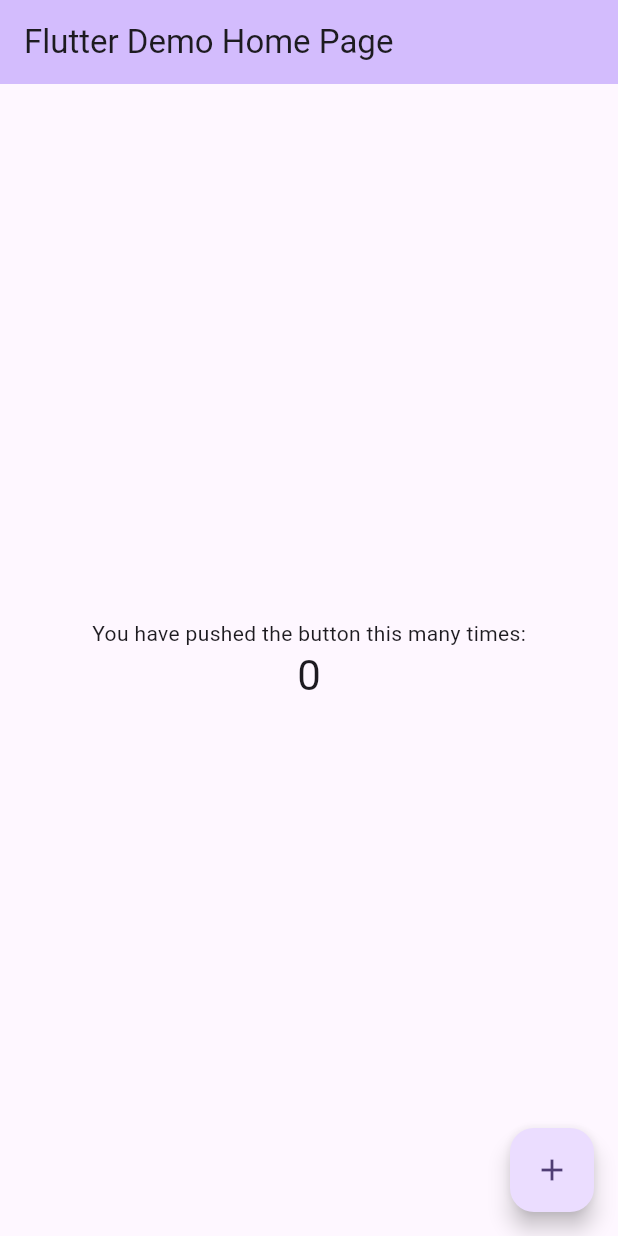
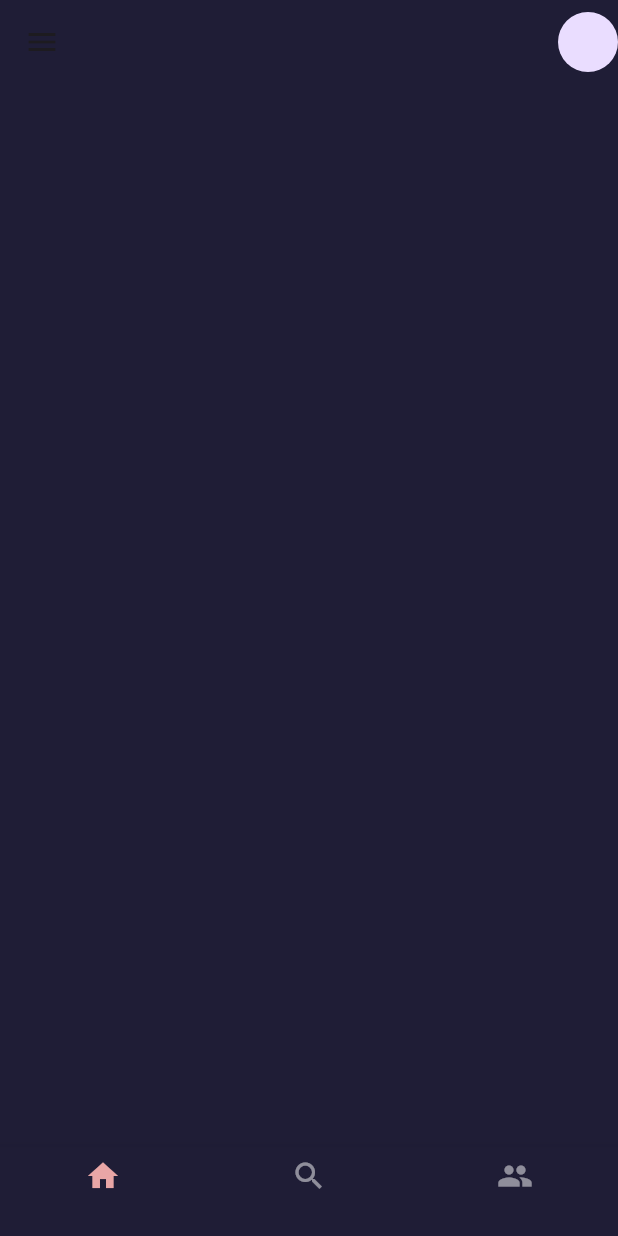
Before and after one commit to alexandrefscampos/MATC89-Violin, a Flutter app: the screen it shows after launch, on a phone screen of 412 x 824 dp. Run offline on Flutter 3.47's test engine with Material 3 defaults, Android fonts, the phone set to English and light mode, and no system bars.

Commit message:
creating startup of home

```diff
--- /dev/null
+++ b/lib/app.dart
@@ -0,0 +1,18 @@
+import 'package:flutter/material.dart';
+import 'package:violin/pages/home_page.dart';
+
+class MyApp extends StatelessWidget {
+  const MyApp({super.key});
+
+  // This widget is the root of your application.
+  @override
+  Widget build(BuildContext context) {
+    return MaterialApp(
+      title: 'Flutter Demo',
+      theme: ThemeData(
+        primarySwatch: Colors.deepPurple,
+      ),
+      home: const HomePage(),
+    );
+  }
+}
--- /dev/null
+++ b/lib/core/colors.dart
@@ -0,0 +1,8 @@
+import 'package:flutter/material.dart';
+
+class VColors {
+  static const primary = Color(0xff1F1D36);
+  static const secondary = Color(0xffE9A6A6);
+  static const tertiary = Color(0xff9C4A8B);
+  static const white = Color(0xffffffff);
+}
--- a/lib/main.dart
+++ b/lib/main.dart
@@ -1,125 +1,6 @@
 import 'package:flutter/material.dart';
+import 'package:violin/app.dart';
 
 void main() {
   runApp(const MyApp());
 }
-
-class MyApp extends StatelessWidget {
-  const MyApp({super.key});
-
-  // This widget is the root of your application.
-  @override
-  Widget build(BuildContext context) {
-    return MaterialApp(
-      title: 'Flutter Demo',
-      theme: ThemeData(
-        // This is the theme of your application.
-        //
-        // TRY THIS: Try running your application with "flutter run". You'll see
-        // the application has a purple toolbar. Then, without quitting the app,
-        // try changing the seedColor in the colorScheme below to Colors.green
-        // and then invoke "hot reload" (save your changes or press the "hot
-        // reload" button in a Flutter-supported IDE, or press "r" if you used
-        // the command line to start the app).
-        //
-        // Notice that the counter didn't reset back to zero; the application
-        // state is not lost during the reload. To reset the state, use hot
-        // restart instead.
-        //
-        // This works for code too, not just values: Most code changes can be
-        // tested with just a hot reload.
-        colorScheme: ColorScheme.fromSeed(seedColor: Colors.deepPurple),
-        useMaterial3: true,
-      ),
-      home: const MyHomePage(title: 'Flutter Demo Home Page'),
-    );
-  }
-}
-
-class MyHomePage extends StatefulWidget {
-  const MyHomePage({super.key, required this.title});
-
-  // This widget is the home page of your application. It is stateful, meaning
-  // that it has a State object (defined below) that contains fields that affect
-  // how it looks.
-
-  // This class is the configuration for the state. It holds the values (in this
-  // case the title) provided by the parent (in this case the App widget) and
-  // used by the build method of the State. Fields in a Widget subclass are
-  // always marked "final".
-
-  final String title;
-
-  @override
-  State<MyHomePage> createState() => _MyHomePageState();
-}
-
-class _MyHomePageState extends State<MyHomePage> {
-  int _counter = 0;
-
-  void _incrementCounter() {
-    setState(() {
-      // This call to setState tells the Flutter framework that something has
-      // changed in this State, which causes it to rerun the build method below
-      // so that the display can reflect the updated values. If we changed
-      // _counter without calling setState(), then the build method would not be
-      // called again, and so nothing would appear to happen.
-      _counter++;
-    });
-  }
-
-  @override
-  Widget build(BuildContext context) {
-    // This method is rerun every time setState is called, for instance as done
-    // by the _incrementCounter method above.
-    //
-    // The Flutter framework has been optimized to make rerunning build methods
-    // fast, so that you can just rebuild anything that needs updating rather
-    // than having to individually change instances of widgets.
-    return Scaffold(
-      appBar: AppBar(
-        // TRY THIS: Try changing the color here to a specific color (to
-        // Colors.amber, perhaps?) and trigger a hot reload to see the AppBar
-        // change color while the other colors stay the same.
-        backgroundColor: Theme.of(context).colorScheme.inversePrimary,
-        // Here we take the value from the MyHomePage object that was created by
-        // the App.build method, and use it to set our appbar title.
-        title: Text(widget.title),
-      ),
-      body: Center(
-        // Center is a layout widget. It takes a single child and positions it
-        // in the middle of the parent.
-        child: Column(
-          // Column is also a layout widget. It takes a list of children and
-          // arranges them vertically. By default, it sizes itself to fit its
-          // children horizontally, and tries to be as tall as its parent.
-          //
-          // Column has various properties to control how it sizes itself and
-          // how it positions its children. Here we use mainAxisAlignment to
-          // center the children vertically; the main axis here is the vertical
-          // axis because Columns are vertical (the cross axis would be
-          // horizontal).
-          //
-          // TRY THIS: Invoke "debug painting" (choose the "Toggle Debug Paint"
-          // action in the IDE, or press "p" in the console), to see the
-          // wireframe for each widget.
-          mainAxisAlignment: MainAxisAlignment.center,
-          children: <Widget>[
-            const Text(
-              'You have pushed the button this many times:',
-            ),
-            Text(
-              '$_counter',
-              style: Theme.of(context).textTheme.headlineMedium,
-            ),
-          ],
-        ),
-      ),
-      floatingActionButton: FloatingActionButton(
-        onPressed: _incrementCounter,
-        tooltip: 'Increment',
-        child: const Icon(Icons.add),
-      ), // This trailing comma makes auto-formatting nicer for build methods.
-    );
-  }
-}
--- /dev/null
+++ b/lib/pages/home_page.dart
@@ -0,0 +1,49 @@
+import 'package:flutter/material.dart';
+import 'package:violin/core/colors.dart';
+
+class HomePage extends StatefulWidget {
+  const HomePage({super.key});
+
+  @override
+  State<HomePage> createState() => _HomePageState();
+}
+
+class _HomePageState extends State<HomePage> {
+  var _actualIndex = 0;
+
+  @override
+  Widget build(BuildContext context) {
+    return Scaffold(
+      backgroundColor: VColors.primary,
+      drawer: const Drawer(
+        backgroundColor: VColors.primary,
+        child: Column(children: []),
+      ),
+      appBar: AppBar(
+        backgroundColor: VColors.primary,
+        elevation: 0,
+        actions: const [CircleAvatar()],
+      ),
+      bottomNavigationBar: BottomNavigationBar(
+        currentIndex: _actualIndex,
+        onTap: (value) => setState(() {
+          _actualIndex = value;
+        }),
+        backgroundColor: VColors.primary,
+        selectedItemColor: VColors.secondary,
+        unselectedItemColor: VColors.white.withOpacity(0.5),
+        items: const [
+          BottomNavigationBarItem(icon: Icon(Icons.home), label: ''),
+          BottomNavigationBarItem(icon: Icon(Icons.search), label: ''),
+          BottomNavigationBarItem(icon: Icon(Icons.people), label: ''),
+        ],
+      ),
+      body: IndexedStack(
+        index: _actualIndex,
+        children: screenList,
+      ),
+    );
+  }
+}
+
+final screenList = [Container(), Container(), Container()];
```
Also changed, not shown: pubspec.yaml (+12 -4 lines), pubspec.lock, 12 other files.
